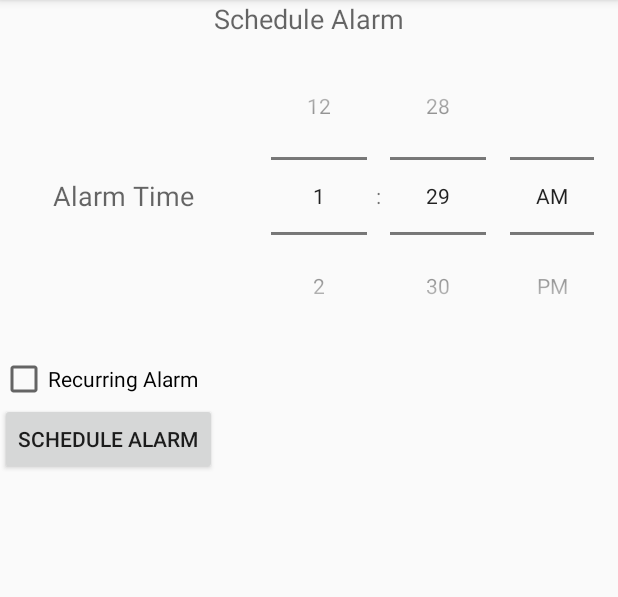
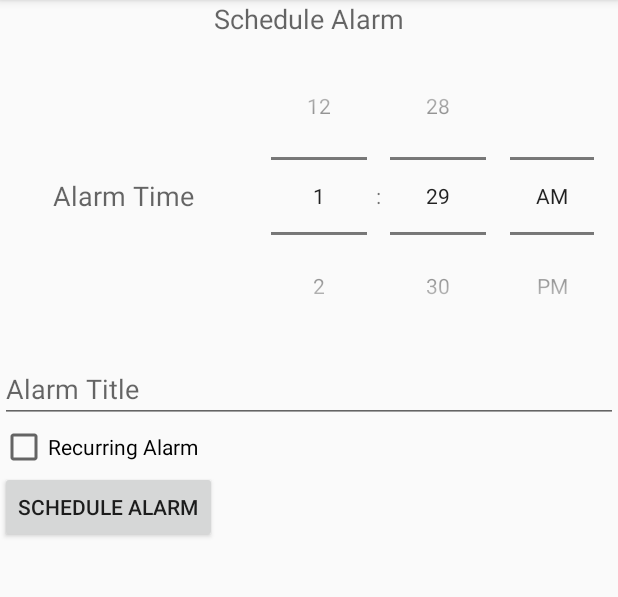
Before and after one commit to learntodroid/SimpleAlarmClock, an Android app: the fragment CreateAlarmFragment shown on its own in the app's theme, after a tap on "SCHEDULE ALARM", on a phone screen of 412 x 824 dp, the part 84-681 px from its top. Run offline under Robolectric (Android 15) with nearby library versions, the phone set to English and light mode, and no system bars; our stand-ins replace Room's generated code; 1 statement that could not run was skipped.

Commit message:
add alarm title, fixed alarms that to played on the next day

```diff
--- a/app/src/main/java/com/learntodroid/simplealarmclock/MainActivity.java
+++ b/app/src/main/java/com/learntodroid/simplealarmclock/activities/MainActivity.java
@@ -1,9 +1,11 @@
-package com.learntodroid.simplealarmclock;
+package com.learntodroid.simplealarmclock.activities;
 
 import android.os.Bundle;
 
 import androidx.annotation.Nullable;
 import androidx.appcompat.app.AppCompatActivity;
+
+import com.learntodroid.simplealarmclock.R;
 
 public class MainActivity extends AppCompatActivity {
 
--- a/app/src/main/java/com/learntodroid/simplealarmclock/App.java
+++ b/app/src/main/java/com/learntodroid/simplealarmclock/application/App.java
@@ -1,4 +1,4 @@
-package com.learntodroid.simplealarmclock;
+package com.learntodroid.simplealarmclock.application;
 
 import android.app.Application;
 import android.app.NotificationChannel;
--- a/app/src/main/java/com/learntodroid/simplealarmclock/createalarm/CreateAlarmFragment.java
+++ b/app/src/main/java/com/learntodroid/simplealarmclock/createalarm/CreateAlarmFragment.java
@@ -7,6 +7,7 @@ import android.view.ViewGroup;
 import android.widget.Button;
 import android.widget.CheckBox;
 import android.widget.CompoundButton;
+import android.widget.EditText;
 import android.widget.LinearLayout;
 import android.widget.TimePicker;
 
@@ -17,12 +18,14 @@ import androidx.lifecycle.ViewModelProviders;
 import androidx.navigation.Navigation;
 
 import com.learntodroid.simplealarmclock.R;
-import com.learntodroid.simplealarmclock.TimePickerUtil;
 import com.learntodroid.simplealarmclock.data.Alarm;
+
+import java.util.Random;
 
 public class CreateAlarmFragment extends Fragment {
     private TimePicker timePicker;
     private Button scheduleAlarm;
+    private EditText title;
     private CheckBox recurring, mon, tue, wed, thu, fri, sat, sun;
     private LinearLayout recurringOptions;
 
@@ -41,6 +44,7 @@ public class CreateAlarmFragment extends Fragment {
         View view = inflater.inflate(R.layout.fragment_createalarm, container, false);
 
         timePicker = view.findViewById(R.id.fragment_createalarm_timePicker);
+        title = view.findViewById(R.id.fragment_createalarm_title);
 
         setupRecurringOptions(view);
         setupButtons(view);
@@ -83,12 +87,13 @@ public class CreateAlarmFragment extends Fragment {
     }
 
     private void scheduleAlarm() {
-        int alarmId = TimePickerUtil.getInstance().getTimePickerHour(timePicker) * TimePickerUtil.getInstance().getTimePickerMinute(timePicker);
+        int alarmId = new Random().nextInt(Integer.MAX_VALUE);
 
         Alarm alarm = new Alarm(
                 alarmId,
                 TimePickerUtil.getInstance().getTimePickerHour(timePicker),
                 TimePickerUtil.getInstance().getTimePickerMinute(timePicker),
+                title.getText().toString(),
                 true,
                 recurring.isChecked(),
                 mon.isChecked(),
--- a/app/src/main/java/com/learntodroid/simplealarmclock/TimePickerUtil.java
+++ b/app/src/main/java/com/learntodroid/simplealarmclock/createalarm/TimePickerUtil.java
@@ -1,4 +1,4 @@
-package com.learntodroid.simplealarmclock;
+package com.learntodroid.simplealarmclock.createalarm;
 
 import android.os.Build;
 import android.widget.TimePicker;
--- a/app/src/main/java/com/learntodroid/simplealarmclock/data/Alarm.java
+++ b/app/src/main/java/com/learntodroid/simplealarmclock/data/Alarm.java
@@ -11,18 +11,20 @@ import androidx.annotation.NonNull;
 import androidx.room.Entity;
 import androidx.room.PrimaryKey;
 
-import com.learntodroid.simplealarmclock.AlarmBroadcastReceiver;
+import com.learntodroid.simplealarmclock.broadcastreceiver.AlarmBroadcastReceiver;
+import com.learntodroid.simplealarmclock.createalarm.DayUtil;
 
 import java.util.Calendar;
 
-import static com.learntodroid.simplealarmclock.AlarmBroadcastReceiver.FRIDAY;
-import static com.learntodroid.simplealarmclock.AlarmBroadcastReceiver.MONDAY;
-import static com.learntodroid.simplealarmclock.AlarmBroadcastReceiver.RECURRING;
-import static com.learntodroid.simplealarmclock.AlarmBroadcastReceiver.SATURDAY;
-import static com.learntodroid.simplealarmclock.AlarmBroadcastReceiver.SUNDAY;
-import static com.learntodroid.simplealarmclock.AlarmBroadcastReceiver.THURSDAY;
-import static com.learntodroid.simplealarmclock.AlarmBroadcastReceiver.TUESDAY;
-import static com.learntodroid.simplealarmclock.AlarmBroadcastReceiver.WEDNESDAY;
+import static com.learntodroid.simplealarmclock.broadcastreceiver.AlarmBroadcastReceiver.FRIDAY;
+import static com.learntodroid.simplealarmclock.broadcastreceiver.AlarmBroadcastReceiver.MONDAY;
+import static com.learntodroid.simplealarmclock.broadcastreceiver.AlarmBroadcastReceiver.RECURRING;
+import static com.learntodroid.simplealarmclock.broadcastreceiver.AlarmBroadcastReceiver.SATURDAY;
+import static com.learntodroid.simplealarmclock.broadcastreceiver.AlarmBroadcastReceiver.SUNDAY;
+import static com.learntodroid.simplealarmclock.broadcastreceiver.AlarmBroadcastReceiver.THURSDAY;
+import static com.learntodroid.simplealarmclock.broadcastreceiver.AlarmBroadcastReceiver.TITLE;
+import static com.learntodroid.simplealarmclock.broadcastreceiver.AlarmBroadcastReceiver.TUESDAY;
+import static com.learntodroid.simplealarmclock.broadcastreceiver.AlarmBroadcastReceiver.WEDNESDAY;
 
 @Entity(tableName = "alarm_table")
 public class Alarm {
@@ -33,8 +35,9 @@ public class Alarm {
     private int hour, minute;
     private boolean started, recurring;
     private boolean monday, tuesday, wednesday, thursday, friday, saturday, sunday;
+    private String title;
 
-    public Alarm(int alarmId, int hour, int minute, boolean started, boolean recurring, boolean monday, boolean tuesday, boolean wednesday, boolean thursday, boolean friday, boolean saturday, boolean sunday) {
+    public Alarm(int alarmId, int hour, int minute, String title, boolean started, boolean recurring, boolean monday, boolean tuesday, boolean wednesday, boolean thursday, boolean friday, boolean saturday, boolean sunday) {
         this.alarmId = alarmId;
         this.hour = hour;
         this.minute = minute;
@@ -49,6 +52,8 @@ public class Alarm {
         this.friday = friday;
         this.saturday = saturday;
         this.sunday = sunday;
+
+        this.title = title;
     }
 
     public int getHour() {
@@ -116,6 +121,8 @@ public class Alarm {
         intent.putExtra(SATURDAY, saturday);
         intent.putExtra(SUNDAY, sunday);
 
+        intent.putExtra(TITLE, title);
+
         PendingIntent alarmPendingIntent = PendingIntent.getBroadcast(context, alarmId, intent, 0);
 
         Calendar calendar = Calendar.getInstance();
@@ -125,8 +132,13 @@ public class Alarm {
         calendar.set(Calendar.SECOND, 0);
         calendar.set(Calendar.MILLISECOND, 0);
 
-        String timeText = String.format("Alarm scheduled for %02d:%02d with id %d", hour, minute, alarmId);
-        Toast.makeText(context, timeText, Toast.LENGTH_SHORT).show();
+        // if alarm time has already passed, increment day by 1
+        if (calendar.getTimeInMillis() <= System.currentTimeMillis()) {
+            calendar.set(Calendar.DAY_OF_MONTH, calendar.get(Calendar.DAY_OF_MONTH) + 1);
+        }
+
+        String toastText = String.format("Alarm %s scheduled for %s at %02d:%02d", title, DayUtil.toDay(calendar.get(Calendar.DAY_OF_WEEK)), hour, minute, alarmId);
+        Toast.makeText(context, toastText, Toast.LENGTH_SHORT).show();
 
         if (!recurring) {
             alarmManager.setExact(
@@ -146,7 +158,7 @@ public class Alarm {
 
         this.started = true;
 
-        Log.i("schedule", timeText);
+        Log.i("schedule", toastText);
 
     }
 
@@ -157,9 +169,9 @@ public class Alarm {
         alarmManager.cancel(alarmPendingIntent);
         this.started = false;
 
-        String timeText = String.format("Alarm cancelled for %02d:%02d with id %d", hour, minute, alarmId);
-        Toast.makeText(context, timeText, Toast.LENGTH_SHORT).show();
-        Log.i("cancel", timeText);
+        String toastText = String.format("Alarm cancelled for %02d:%02d with id %d", hour, minute, alarmId);
+        Toast.makeText(context, toastText, Toast.LENGTH_SHORT).show();
+        Log.i("cancel", toastText);
     }
 
     public String getRecurringDaysText() {
@@ -192,4 +204,8 @@ public class Alarm {
 
         return days;
     }
+
+    public String getTitle() {
+        return title;
+    }
 }
--- a/app/src/main/res/layout/activity_ring.xml
+++ b/app/src/main/res/layout/activity_ring.xml
@@ -16,4 +16,10 @@
         android:text="Dismiss"
         android:id="@+id/activity_ring_dismiss"/>
 
+    <Button
+        android:layout_width="wrap_content"
+        android:layout_height="wrap_content"
+        android:text="Snooze"
+        android:id="@+id/activity_ring_snooze"/>
+
 </LinearLayout>
--- a/app/src/main/res/layout/fragment_createalarm.xml
+++ b/app/src/main/res/layout/fragment_createalarm.xml
@@ -35,6 +35,12 @@
             android:layout_height="wrap_content"
             android:timePickerMode="spinner" />
     </LinearLayout>
+
+    <EditText
+        android:layout_width="match_parent"
+        android:layout_height="wrap_content"
+        android:hint="Alarm Title"
+        android:id="@+id/fragment_createalarm_title" />
 
     <CheckBox
         android:layout_width="match_parent"
```
Also changed, not shown: app/src/main/AndroidManifest.xml (+5 -5 lines), app/src/main/java/com/learntodroid/simplealarmclock/activities/RingActivity.java (renamed from app/src/main/java/com/learntodroid/simplealarmclock/RingActivity.java, +7 -2 lines), app/src/main/java/com/learntodroid/simplealarmclock/broadcastreceiver/AlarmBroadcastReceiver.java (renamed from app/src/main/java/com/learntodroid/simplealarmclock/AlarmBroadcastReceiver.java, +8 -4 lines), app/src/main/java/com/learntodroid/simplealarmclock/createalarm/DayUtil.java (added, +25 -0 lines), app/src/main/java/com/learntodroid/simplealarmclock/service/AlarmService.java (renamed from app/src/main/java/com/learntodroid/simplealarmclock/AlarmService.java, +10 -3 lines).
